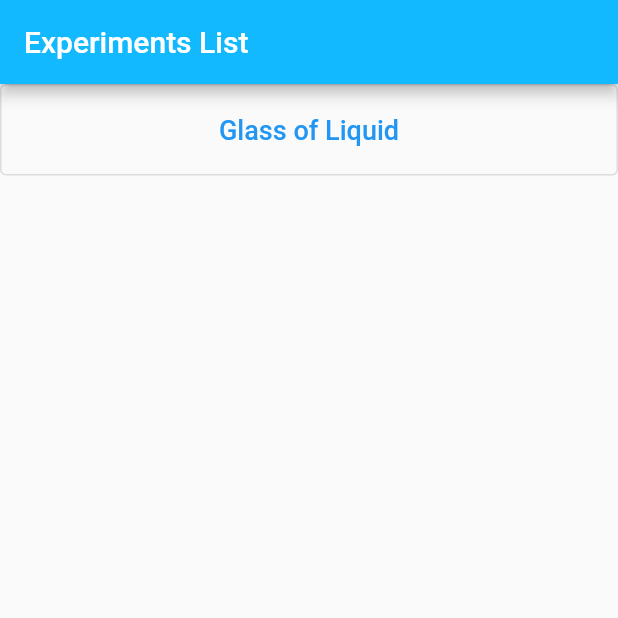
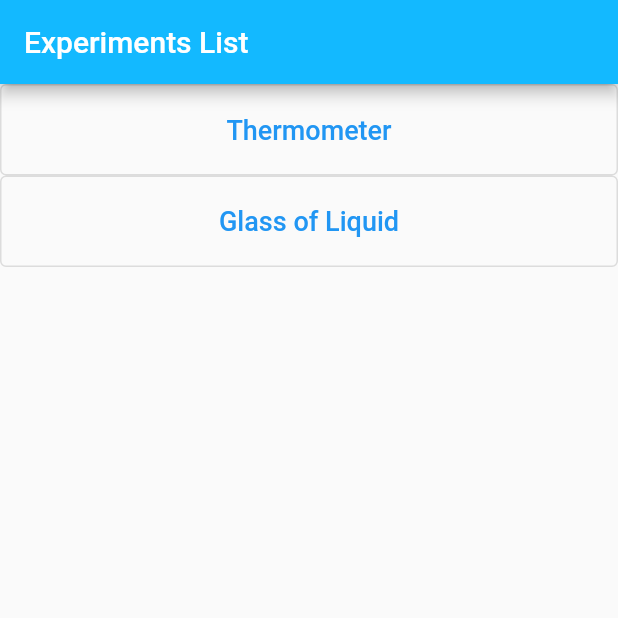
Before and after one commit to alexanderytaylor/animation_experiments, a Flutter app: the screen it shows after launch, on a phone screen of 412 x 824 dp, the top half of it. Run offline on Flutter 3.47's test engine with Material 2 defaults, Android fonts, the light colour scheme and no system bars; our stand-ins replace bloc; generated files the repository leaves out were written again.

Commit message:
Added navigation between experimetns

```diff
--- a/lib/app/view/app.dart
+++ b/lib/app/view/app.dart
@@ -6,7 +6,6 @@
 // https://opensource.org/licenses/MIT.
 
 import 'package:animation_experiments/experiments/experiments.dart';
-import 'package:animation_experiments/glass_of_liquid/glass_of_liquid.dart';
 import 'package:animation_experiments/l10n/l10n.dart';
 import 'package:flutter/material.dart';
 import 'package:flutter_localizations/flutter_localizations.dart';
--- a/lib/experiments/experiments.dart
+++ b/lib/experiments/experiments.dart
@@ -1 +1,2 @@
 export 'view/view.dart';
+export 'widgets/widgets.dart';
--- a/lib/experiments/view/experiments_page.dart
+++ b/lib/experiments/view/experiments_page.dart
@@ -1,4 +1,6 @@
+import 'package:animation_experiments/experiments/experiments.dart';
 import 'package:animation_experiments/glass_of_liquid/glass_of_liquid.dart';
+import 'package:animation_experiments/thermometer/thermometer.dart';
 import 'package:flutter/material.dart';
 
 class ExperimentsPage extends StatelessWidget {
@@ -23,6 +25,11 @@ class ExperimentsView extends StatelessWidget {
         children: [
           ExperimentButton(
             onPressed: () =>
+                Navigator.of(context).push(ThermometerPage.route()),
+            name: 'Thermometer',
+          ),
+          ExperimentButton(
+            onPressed: () =>
                 Navigator.of(context).push(GlassOfLiquidPage.route()),
             name: 'Glass of Liquid',
           ),
@@ -31,28 +38,3 @@ class ExperimentsView extends StatelessWidget {
     );
   }
 }
-
-class ExperimentButton extends StatelessWidget {
-  const ExperimentButton({
-    super.key,
-    required this.onPressed,
-    required this.name,
-  });
-
-  final VoidCallback onPressed;
-  final String name;
-
-  @override
-  Widget build(BuildContext context) {
-    return OutlinedButton(
-      style: OutlinedButton.styleFrom(
-        padding: const EdgeInsets.all(20),
-      ),
-      onPressed: onPressed,
-      child: Text(
-        name,
-        style: const TextStyle(fontSize: 18),
-      ),
-    );
-  }
-}
--- /dev/null
+++ b/lib/experiments/widgets/experiment_button.dart
@@ -0,0 +1,26 @@
+import 'package:flutter/material.dart';
+
+class ExperimentButton extends StatelessWidget {
+  const ExperimentButton({
+    super.key,
+    required this.onPressed,
+    required this.name,
+  });
+
+  final VoidCallback onPressed;
+  final String name;
+
+  @override
+  Widget build(BuildContext context) {
+    return OutlinedButton(
+      style: OutlinedButton.styleFrom(
+        padding: const EdgeInsets.all(20),
+      ),
+      onPressed: onPressed,
+      child: Text(
+        name,
+        style: const TextStyle(fontSize: 18),
+      ),
+    );
+  }
+}
--- /dev/null
+++ b/lib/experiments/widgets/widgets.dart
@@ -0,0 +1 @@
+export 'experiment_button.dart';
```
